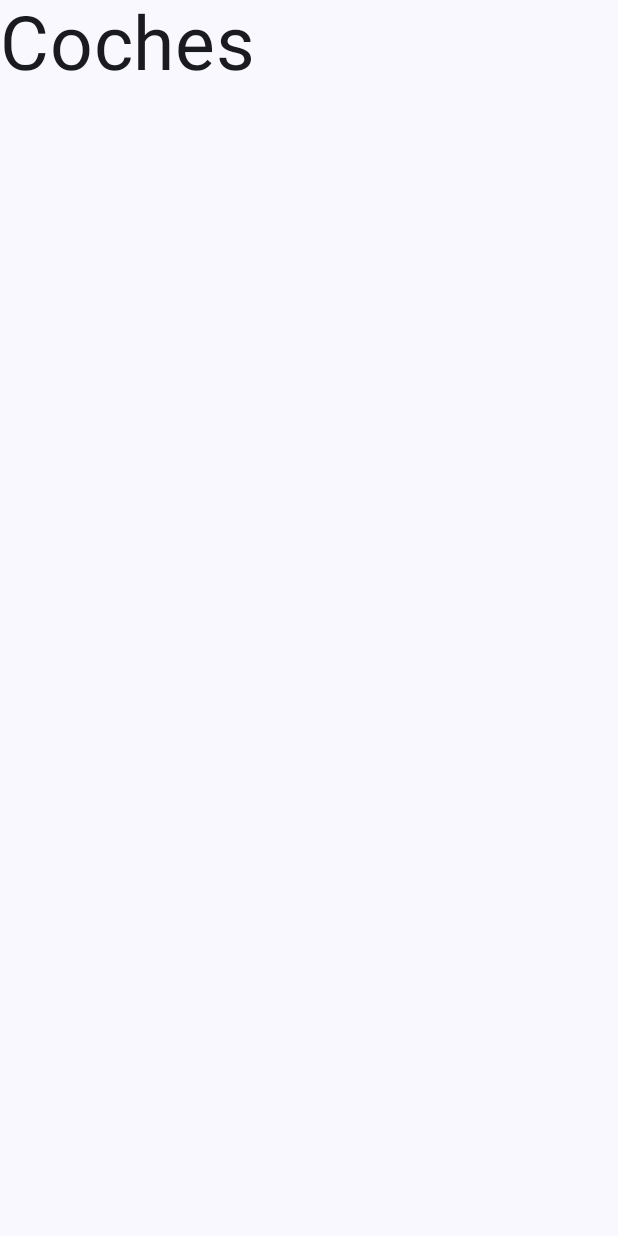
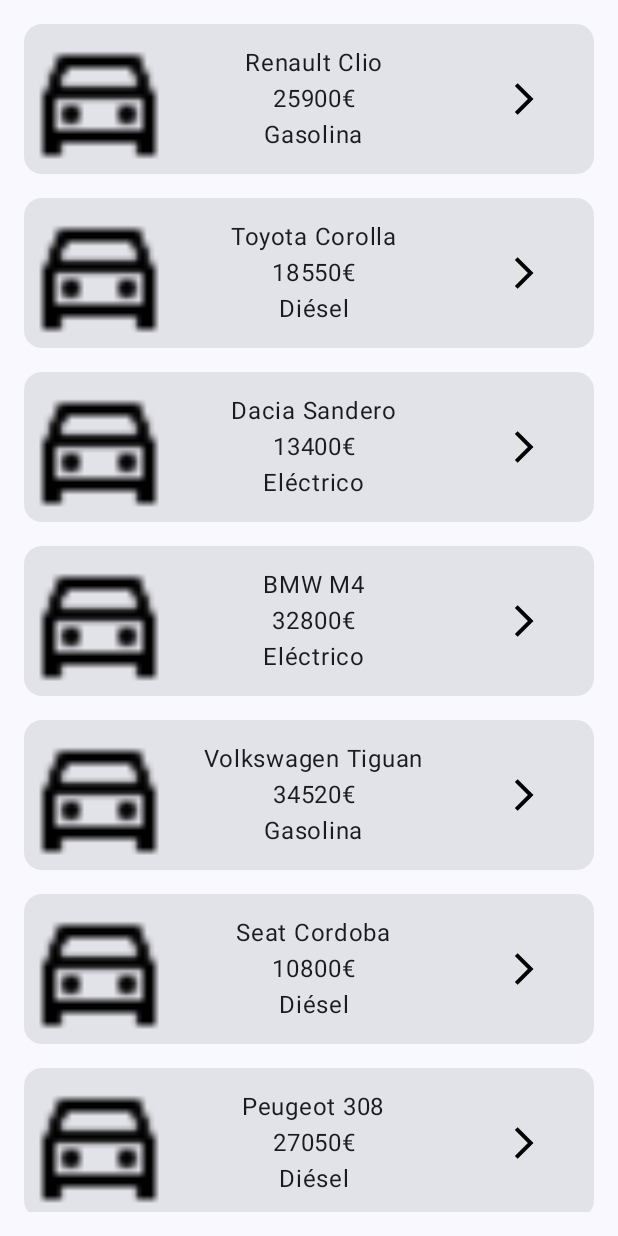
Before and after one commit to AlejandroAmayaGonzalez/ReguCars, an Android app built with Jetpack Compose: the composable CarsScreenContent shown on its own in the app's theme, on a phone screen of 412 x 824 dp. Run offline under Robolectric (Android 15) with nearby library versions, the phone set to English and light mode, and no system bars.

Commit message:
Diseño básico de la pantalla coches

```diff
--- a/app/src/main/java/com/aamagon/regucars/ui/view/screens/CarsScreen.kt
+++ b/app/src/main/java/com/aamagon/regucars/ui/view/screens/CarsScreen.kt
@@ -1,19 +1,37 @@
 package com.aamagon.regucars.ui.view.screens
 
 import android.annotation.SuppressLint
+import androidx.compose.foundation.Image
+import androidx.compose.foundation.layout.Arrangement
+import androidx.compose.foundation.layout.Box
+import androidx.compose.foundation.layout.Column
+import androidx.compose.foundation.layout.Row
+import androidx.compose.foundation.layout.Spacer
 import androidx.compose.foundation.layout.fillMaxSize
+import androidx.compose.foundation.layout.height
 import androidx.compose.foundation.layout.padding
+import androidx.compose.foundation.layout.width
+import androidx.compose.foundation.lazy.LazyColumn
+import androidx.compose.foundation.lazy.items
+import androidx.compose.material3.Card
 import androidx.compose.material3.Scaffold
 import androidx.compose.material3.Text
 import androidx.compose.runtime.Composable
+import androidx.compose.ui.Alignment
 import androidx.compose.ui.Modifier
-import androidx.compose.ui.unit.sp
+import androidx.compose.ui.res.painterResource
+import androidx.compose.ui.unit.dp
 import androidx.navigation.NavController
+import com.aamagon.regucars.R
+import com.aamagon.regucars.domain.model.Car
+import com.aamagon.regucars.ui.theme.AppPadding
 import com.aamagon.regucars.ui.view.navigation.MainToolBar
+import com.aamagon.regucars.ui.view.navigation.ToolbarTitle
 
 @Composable
 fun CarsScreen(navController: NavController){
     Scaffold (
+        topBar = { ToolbarTitle(navController) },
         bottomBar = { MainToolBar(navController) },
         modifier = Modifier.fillMaxSize()
     ) { innerPadding ->
@@ -25,13 +43,62 @@ fun CarsScreen(navController: NavController){
 @SuppressLint("UnusedMaterial3ScaffoldPaddingParameter")
 @Composable
 fun CarsScreenContent(modifier: Modifier) {
-    Scaffold (
-        modifier = Modifier.padding()
+    val list = listOf(
+        Car("Renault Clio",25900,"Gasolina"),
+        Car("Toyota Corolla",18550,"Diésel"),
+        Car("Dacia Sandero",13400,"Eléctrico"),
+        Car("BMW M4",32800,"Eléctrico"),
+        Car("Volkswagen Tiguan",34520,"Gasolina"),
+        Car("Seat Cordoba",10800,"Diésel"),
+        Car("Peugeot 308",27050,"Diésel"),
+    )
+
+    LazyColumn (
+        modifier = modifier.padding(AppPadding.default)
     ) {
-        Text(
-            text = "Coches",
-            fontSize = 50.sp,
-            modifier = modifier.padding()
-        )
+        items(list){ car ->
+            CarCard(car)
+            Spacer( modifier = Modifier.height(AppPadding.default) )
+        }
     }
 }
+
+@Composable
+fun CarCard(car: Car){
+    val def = 100.dp
+
+    Card {
+        Row (
+            horizontalArrangement = Arrangement.SpaceAround,
+            modifier = Modifier.fillMaxSize()
+        ) {
+            Box ( modifier = Modifier.height(def) ) {
+                Image(
+                    painter = painterResource(R.drawable.icon_cars),
+                    contentDescription = null,
+                    modifier = Modifier.width(def).height(def)
+                )
+            }
+            Box ( modifier = Modifier.weight(0.4f).height(def) ) {
+                Column (
+                    verticalArrangement = Arrangement.Center,
+                    horizontalAlignment = Alignment.CenterHorizontally,
+                    modifier = Modifier.fillMaxSize()
+                ) {
+                    Text( text = car.model )
+                    Text( text = "${car.price}€" )
+                    Text( text = car.fuelType )
+                }
+            }
+            Box (
+                modifier = Modifier.weight(0.2f).height(def)
+            ){
+                Image(
+                    painter = painterResource(R.drawable.arrow_more),
+                    contentDescription = null,
+                    modifier = Modifier.width(25.dp).height(25.dp).align(Alignment.Center)
+                )
+            }
+        }
+    }
+}
--- /dev/null
+++ b/app/src/main/res/drawable/arrow_more.xml
@@ -0,0 +1,5 @@
+<vector xmlns:android="http://schemas.android.com/apk/res/android" android:autoMirrored="true" android:height="24dp" android:tint="#000000" android:viewportHeight="24" android:viewportWidth="24" android:width="24dp">
+
+    <path android:fillColor="@android:color/white" android:pathData="M6.23,20.23l1.77,1.77l10,-10l-10,-10l-1.77,1.77l8.23,8.23z"/>
+
+</vector>
```
